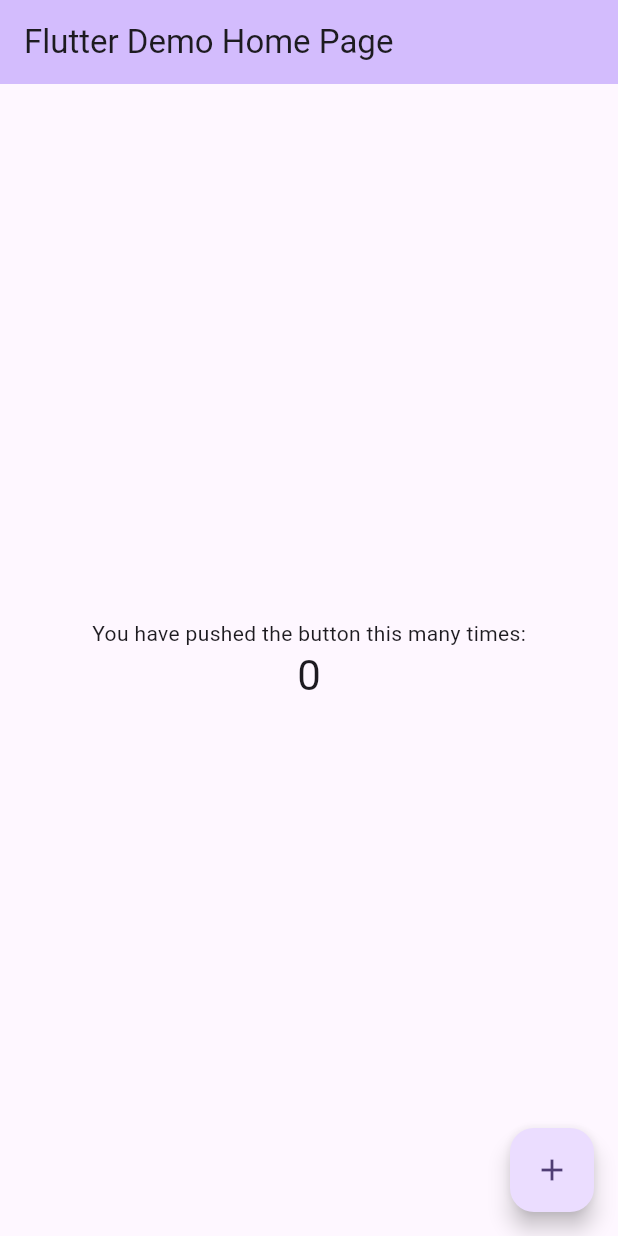
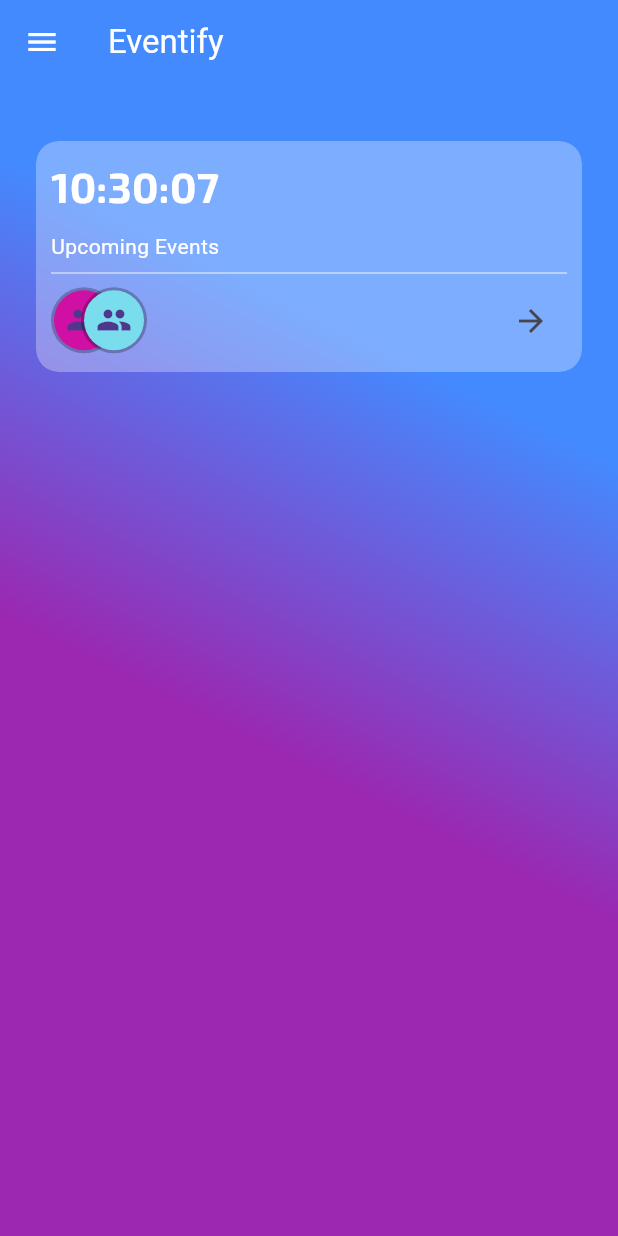
Before and after one commit to Itech-MM/Eventify, a Flutter app: the screen it shows after launch, on a phone screen of 412 x 824 dp. Run offline on Flutter 3.47's test engine with Material 3 defaults, Android fonts, the light colour scheme and no system bars; our stand-ins replace flutter_riverpod, go_router.

Commit message:
home screen ui

```diff
--- /dev/null
+++ b/lib/commons/style/style.dart
@@ -0,0 +1,18 @@
+import 'package:flutter/material.dart';
+import 'package:itech_eventify_app/commons/constants.dart';
+
+TextStyle timeTextStyle() => const TextStyle(
+  fontFamily: "Exo2",
+  fontWeight: FontWeight.bold,
+  fontSize: largeFontSize,
+);
+
+TextStyle titleTextStyle() => const TextStyle(
+  fontWeight: FontWeight.bold,
+  fontSize: titleFontSize,
+);
+
+TextStyle secondaryTitleTextStyle() => const TextStyle(
+  fontWeight: FontWeight.bold,
+  fontSize: secondaryTitleFontSize,
+);
--- /dev/null
+++ b/lib/commons/ui/app_container.dart
@@ -0,0 +1,25 @@
+
+import 'package:flutter/material.dart';
+
+class AppContainer extends StatelessWidget{
+  final Widget child;
+
+  const AppContainer({super.key, required this.child});
+
+  @override
+  Widget build(BuildContext context) {
+    return Container(
+      decoration: const BoxDecoration(
+        gradient: LinearGradient(
+          colors: [Colors.purple, Colors.blueAccent],
+          begin: Alignment.bottomLeft,
+          end: Alignment.topRight,
+          stops: [0.4, 0.7],
+          tileMode: TileMode.repeated,
+        ),
+      ),
+      child: child,
+    );
+  }
+
+}
--- /dev/null
+++ b/lib/commons/ui/card/sweet_card.dart
@@ -0,0 +1,44 @@
+import 'package:flutter/material.dart';
+import 'dart:ui';
+
+class SweetCard extends StatelessWidget {
+  final Widget child;
+  final double blurSigmaX;
+  final double blurSigmaY;
+  final double borderRadius;
+  final Color color;
+  final BoxShadow? shadow;
+
+  const SweetCard({
+    Key? key,
+    required this.child,
+    this.blurSigmaX = 10.0,
+    this.blurSigmaY = 10.0,
+    this.borderRadius = 15.0,
+    this.color = Colors.white30,
+    this.shadow,
+  }) : super(key: key);
+
+  @override
+  Widget build(BuildContext context) {
+    return Container(
+      decoration: BoxDecoration(
+        borderRadius: BorderRadius.circular(borderRadius),
+        boxShadow: shadow != null ? [shadow!] : [],
+      ),
+      child: ClipRRect(
+        borderRadius: BorderRadius.circular(borderRadius),
+        child: BackdropFilter(
+          filter: ImageFilter.blur(sigmaX: blurSigmaX, sigmaY: blurSigmaY),
+          child: DecoratedBox(
+            decoration: BoxDecoration(
+              borderRadius: BorderRadius.circular(borderRadius),
+              color: color, // Adjust opacity as needed
+            ),
+            child: child,
+          ),
+        ),
+      ),
+    );
+  }
+}
--- /dev/null
+++ b/lib/commons/ui/light_ui.dart
@@ -0,0 +1,42 @@
+import 'package:flutter/material.dart';
+
+class CustomCircleAvatar extends StatelessWidget {
+  final Widget content;
+  final double radius;
+  final Color backgroundColor;
+  final Color borderColor;
+  final double borderWidth;
+
+  const CustomCircleAvatar({
+    Key? key,
+    required this.content,
+    this.radius = 30.0,
+    this.backgroundColor = Colors.blue,
+    this.borderColor = Colors.white,
+    this.borderWidth = 2.0,
+  }) : super(key: key);
+
+  @override
+  Widget build(BuildContext context) {
+    return Container(
+      width: radius * 2 + borderWidth * 2,
+      height: radius * 2 + borderWidth * 2,
+      padding: EdgeInsets.all(borderWidth),
+      decoration: BoxDecoration(
+        color: borderColor,
+        shape: BoxShape.circle,
+      ),
+      child: CircleAvatar(
+        radius: radius,
+        backgroundColor: backgroundColor,
+        child: ClipOval(
+          child: SizedBox(
+            width: radius * 2,
+            height: radius * 2,
+            child: content,
+          ),
+        ),
+      ),
+    );
+  }
+}
--- a/lib/main.dart
+++ b/lib/main.dart
@@ -1,125 +1,35 @@
 import 'package:flutter/material.dart';
+import 'package:flutter_riverpod/flutter_riverpod.dart';
+import 'package:itech_eventify_app/routers/go_router_porvider.dart';
 
 void main() {
-  runApp(const MyApp());
+  runApp(
+    const ProviderScope(child: MyApp())
+  );
 }
 
-class MyApp extends StatelessWidget {
+class MyApp extends ConsumerWidget {
   const MyApp({super.key});
 
-  // This widget is the root of your application.
   @override
-  Widget build(BuildContext context) {
-    return MaterialApp(
-      title: 'Flutter Demo',
+  Widget build(BuildContext context, WidgetRef ref) {
+    final goRouter = ref.watch(goRouterProvider);
+
+    return MaterialApp.router(
+      routerDelegate: goRouter.routerDelegate,
+      routeInformationParser: goRouter.routeInformationParser,
+      routeInformationProvider: goRouter.routeInformationProvider,
       theme: ThemeData(
-        // This is the theme of your application.
-        //
-        // TRY THIS: Try running your application with "flutter run". You'll see
-        // the application has a purple toolbar. Then, without quitting the app,
-        // try changing the seedColor in the colorScheme below to Colors.green
-        // and then invoke "hot reload" (save your changes or press the "hot
-        // reload" button in a Flutter-supported IDE, or press "r" if you used
-        // the command line to start the app).
-        //
-        // Notice that the counter didn't reset back to zero; the application
-        // state is not lost during the reload. To reset the state, use hot
-        // restart instead.
-        //
-        // This works for code too, not just values: Most code changes can be
-        // tested with just a hot reload.
-        colorScheme: ColorScheme.fromSeed(seedColor: Colors.deepPurple),
-        useMaterial3: true,
+        fontFamily: 'Exo2',
+        textTheme: Theme.of(context).textTheme.apply(
+          bodyColor: Colors.white,
+          displayColor: Colors.white,
+        ),
+        appBarTheme: const AppBarTheme(
+          color: Colors.white,
+          foregroundColor: Colors.white
+        )
       ),
-      home: const MyHomePage(title: 'Flutter Demo Home Page'),
     );
   }
 }
-
-class MyHomePage extends StatefulWidget {
-  const MyHomePage({super.key, required this.title});
-
-  // This widget is the home page of your application. It is stateful, meaning
-  // that it has a State object (defined below) that contains fields that affect
-  // how it looks.
-
-  // This class is the configuration for the state. It holds the values (in this
-  // case the title) provided by the parent (in this case the App widget) and
-  // used by the build method of the State. Fields in a Widget subclass are
-  // always marked "final".
-
-  final String title;
-
-  @override
-  State<MyHomePage> createState() => _MyHomePageState();
-}
-
-class _MyHomePageState extends State<MyHomePage> {
-  int _counter = 0;
-
-  void _incrementCounter() {
-    setState(() {
-      // This call to setState tells the Flutter framework that something has
-      // changed in this State, which causes it to rerun the build method below
-      // so that the display can reflect the updated values. If we changed
-      // _counter without calling setState(), then the build method would not be
-      // called again, and so nothing would appear to happen.
-      _counter++;
-    });
-  }
-
-  @override
-  Widget build(BuildContext context) {
-    // This method is rerun every time setState is called, for instance as done
-    // by the _incrementCounter method above.
-    //
-    // The Flutter framework has been optimized to make rerunning build methods
-    // fast, so that you can just rebuild anything that needs updating rather
-    // than having to individually change instances of widgets.
-    return Scaffold(
-      appBar: AppBar(
-        // TRY THIS: Try changing the color here to a specific color (to
-        // Colors.amber, perhaps?) and trigger a hot reload to see the AppBar
-        // change color while the other colors stay the same.
-        backgroundColor: Theme.of(context).colorScheme.inversePrimary,
-        // Here we take the value from the MyHomePage object that was created by
-        // the App.build method, and use it to set our appbar title.
-        title: Text(widget.title),
-      ),
-      body: Center(
-        // Center is a layout widget. It takes a single child and positions it
-        // in the middle of the parent.
-        child: Column(
-          // Column is also a layout widget. It takes a list of children and
-          // arranges them vertically. By default, it sizes itself to fit its
-          // children horizontally, and tries to be as tall as its parent.
-          //
-          // Column has various properties to control how it sizes itself and
-          // how it positions its children. Here we use mainAxisAlignment to
-          // center the children vertically; the main axis here is the vertical
-          // axis because Columns are vertical (the cross axis would be
-          // horizontal).
-          //
-          // TRY THIS: Invoke "debug painting" (choose the "Toggle Debug Paint"
-          // action in the IDE, or press "p" in the console), to see the
-          // wireframe for each widget.
-          mainAxisAlignment: MainAxisAlignment.center,
-          children: <Widget>[
-            const Text(
-              'You have pushed the button this many times:',
-            ),
-            Text(
-              '$_counter',
-              style: Theme.of(context).textTheme.headlineMedium,
-            ),
-          ],
-        ),
-      ),
-      floatingActionButton: FloatingActionButton(
-        onPressed: _incrementCounter,
-        tooltip: 'Increment',
-        child: const Icon(Icons.add),
-      ), // This trailing comma makes auto-formatting nicer for build methods.
-    );
-  }
-}
--- /dev/null
+++ b/lib/routers/go_router_porvider.dart
@@ -0,0 +1,13 @@
+
+import 'package:flutter_riverpod/flutter_riverpod.dart';
+import 'package:go_router/go_router.dart';
+import 'package:itech_eventify_app/screens/home_screen.dart';
+
+final goRouterProvider = Provider<GoRouter>((ref){
+  return GoRouter(
+    initialLocation: '/',
+      routes: [
+        GoRoute(path: "/", builder: (context , state) => const HomeScreen())
+      ]
+  );
+});
--- /dev/null
+++ b/lib/screens/home_screen.dart
@@ -0,0 +1,117 @@
+import 'package:flutter/material.dart';
+import 'package:flutter_riverpod/flutter_riverpod.dart';
+import 'package:itech_eventify_app/commons/extenstions/app_extenstions.dart';
+import 'package:itech_eventify_app/commons/style/style.dart';
+import 'package:itech_eventify_app/commons/ui/app_container.dart';
+import 'package:itech_eventify_app/commons/ui/card/sweet_card.dart';
+import 'package:itech_eventify_app/commons/ui/light_ui.dart';
+import 'package:itech_eventify_app/screens/home_inc/main_widgets.dart';
+import 'package:itech_eventify_app/states/providers/app_providers.dart';
+
+import '../commons/constants.dart';
+
+class HomeScreen extends ConsumerWidget {
+  const HomeScreen({super.key});
+
+  @override
+  Widget build(BuildContext context, WidgetRef ref) {
+    final timer = ref.watch(timeProvider);
+
+    return Scaffold(
+      extendBodyBehindAppBar: true,
+      appBar: AppBar(
+        backgroundColor: Colors.transparent,
+        elevation: 0,
+        leading: IconButton(
+          onPressed: () {},
+          icon: const Icon(Icons.menu),
+        ),
+        title: const Text("Eventify"),
+      ),
+      body: SizedBox.expand(
+        child: AppContainer(
+          child: SingleChildScrollView(
+            child: Padding(
+              padding: const EdgeInsets.all(16.0),
+              child: Column(
+                children: [
+                  const SizedBox(
+                    height: 70,
+                  ),
+                  Row(
+                    children: [
+                      Expanded(
+                        child: Padding(
+                          padding: const EdgeInsets.all(8),
+                          child: SweetCard(
+                            child: Padding(
+                              padding: const EdgeInsets.all(10),
+                              child: Column(
+                                crossAxisAlignment: CrossAxisAlignment.start,
+                                children: [
+                                  Row(
+                                    children: [
+                                      Text(timer.formatDate(stdTimeFormat),
+                                          style: timeTextStyle()),
+                                    ],
+                                  ),
+                                  const SizedBox(height: 10),
+                                  const Text("Upcoming Events"),
+                                  const Divider(
+                                    // Add Divider here
+                                    color: Colors.white60,
+                                  ),
+                                  Row(
+                                    children: [
+                                      const Expanded(
+                                        child: SizedBox(
+                                          height: 45,
+                                          child: Stack(
+                                            children: [
+                                              Positioned(
+                                                left: 0,
+                                                child: CustomCircleAvatar(
+                                                    radius: 20,
+                                                    backgroundColor:
+                                                        Color(0xffd00fa5),
+                                                    borderColor: Colors.black26,
+                                                    content:
+                                                        Icon(Icons.people)),
+                                              ),
+                                              Positioned(
+                                                left: 20,
+                                                child: CustomCircleAvatar(
+                                                    radius: 20,
+                                                    backgroundColor:
+                                                        Color(0xff79dded),
+                                                    borderColor: Colors.black26,
+                                                    content:
+                                                        Icon(Icons.people)),
+                                              )
+                                            ],
+                                          ),
+                                        ),
+                                      ),
+                                      IconButton(
+                                          onPressed: () {},
+                                          icon: const Icon(Icons.arrow_forward))
+                                    ],
+                                  )
+                                ],
+                              ),
+                            ),
+                          ),
+                        ),
+                      ),
+                    ],
+                  ),
+                  // Expanded(child: MainWidgets())
+                ],
+              ),
+            ),
+          ),
+        ),
+      ),
+    );
+  }
+}
--- /dev/null
+++ b/lib/states/providers/app_providers.dart
@@ -0,0 +1,11 @@
+
+import 'package:flutter_riverpod/flutter_riverpod.dart';
+import 'package:itech_eventify_app/models/tasks/task.dart';
+import 'package:itech_eventify_app/states/notifiers/common_notifiers.dart';
+import 'package:itech_eventify_app/states/notifiers/home_inc/task_nofitier.dart';
+
+final timeProvider = StateNotifierProvider<TimeNotifier, DateTime>((ref) => TimeNotifier());
+
+final taskNotifierProvider = StateNotifierProvider<TaskNotifier, List<Task>>((ref) {
+  return TaskNotifier();
+});
```
Also changed, not shown: lib/commons/constants.dart (added, +14 -0 lines), lib/commons/extenstions/app_extenstions.dart (added, +39 -0 lines), lib/commons/ui/small_wigets/small_widgets.dart (added, +17 -0 lines), lib/models/tasks/task.dart (added, +32 -0 lines), lib/screens/home_inc/main_widgets.dart (added, +54 -0 lines), lib/states/notifiers/common_notifiers.dart (added, +16 -0 lines), lib/states/notifiers/home_inc/task_nofitier.dart (added, +25 -0 lines), pubspec.yaml (+18 -5 lines), fonts/Exo2.ttf (added), pubspec.lock, 1 other file.
